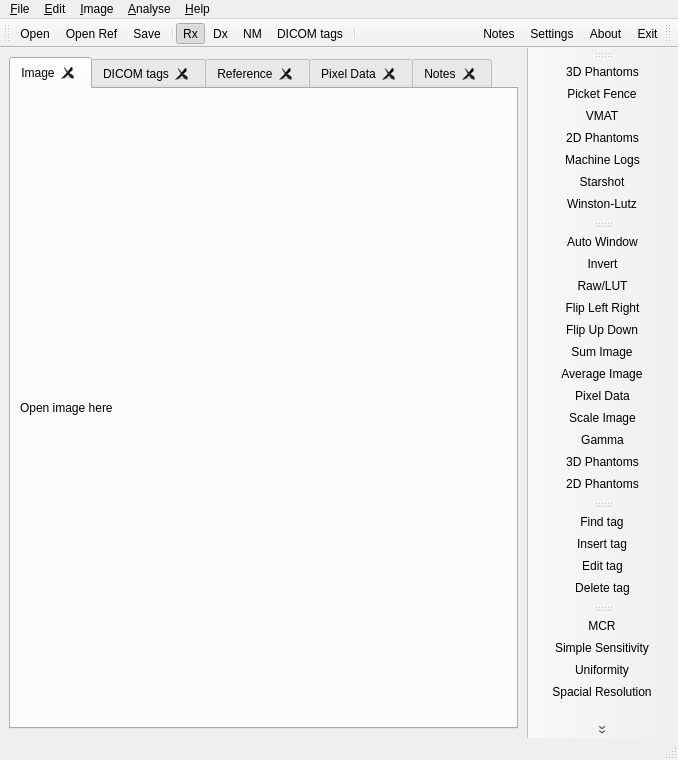
First picture: the form in LinaQAForm.ui, repository alanphys/LinaQA, before the edit.
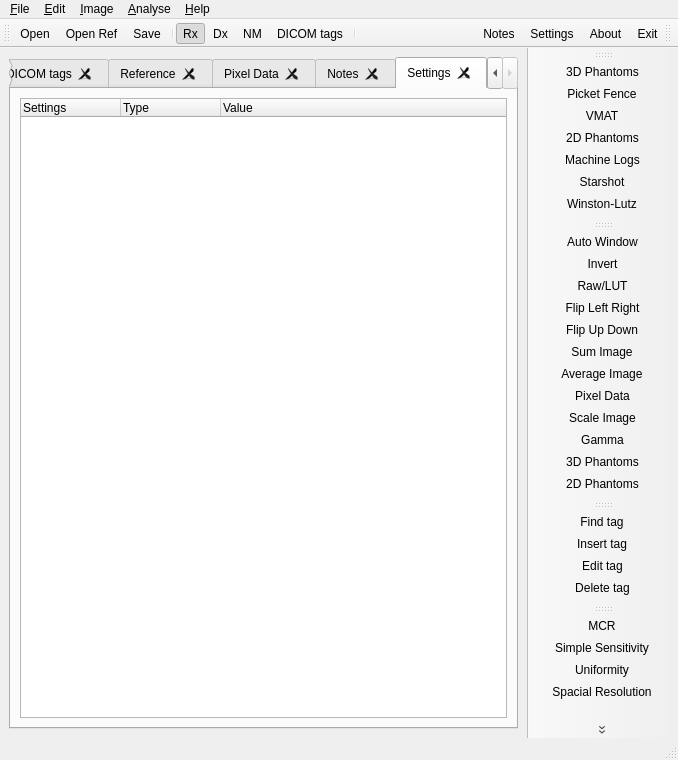
Second picture: the form after the edit. Icons and pictures are not drawn. Custom widgets are drawn as their Qt base class.

Commit message: Move settings dialog to tab and refactor

Diff of the .ui file:
```diff
--- a/LinaQAForm.ui
+++ b/LinaQAForm.ui
@@ -37,7 +37,7 @@
     <item>
      <widget class="QTabWidget" name="tabWidget">
       <property name="currentIndex">
-       <number>0</number>
+       <number>5</number>
       </property>
       <property name="tabsClosable">
        <bool>true</bool>
@@ -182,6 +182,41 @@
         </item>
        </layout>
       </widget>
+      <widget class="QWidget" name="tab_6">
+       <property name="toolTip">
+        <string>Modify settings</string>
+       </property>
+       <attribute name="title">
+        <string>Settings</string>
+       </attribute>
+       <layout class="QVBoxLayout" name="verticalLayout_4">
+        <item>
+         <widget class="SettingsTree" name="settings_tree">
+          <property name="alternatingRowColors">
+           <bool>true</bool>
+          </property>
+          <property name="columnCount">
+           <number>3</number>
+          </property>
+          <column>
+           <property name="text">
+            <string>Settings</string>
+           </property>
+          </column>
+          <column>
+           <property name="text">
+            <string>Type</string>
+           </property>
+          </column>
+          <column>
+           <property name="text">
+            <string>Value</string>
+           </property>
+          </column>
+         </widget>
+        </item>
+       </layout>
+      </widget>
      </widget>
     </item>
    </layout>
@@ -1079,6 +1114,11 @@
    <extends>QStatusBar</extends>
    <header>qt_subclasses</header>
   </customwidget>
+  <customwidget>
+   <class>SettingsTree</class>
+   <extends>QTreeWidget</extends>
+   <header>settingsunit</header>
+  </customwidget>
  </customwidgets>
  <resources>
   <include location="LinaQA.qrc"/>
```
Left out of the diff: 3 changed lines with no effect on the pictures. The commit also changes 5 other files.
